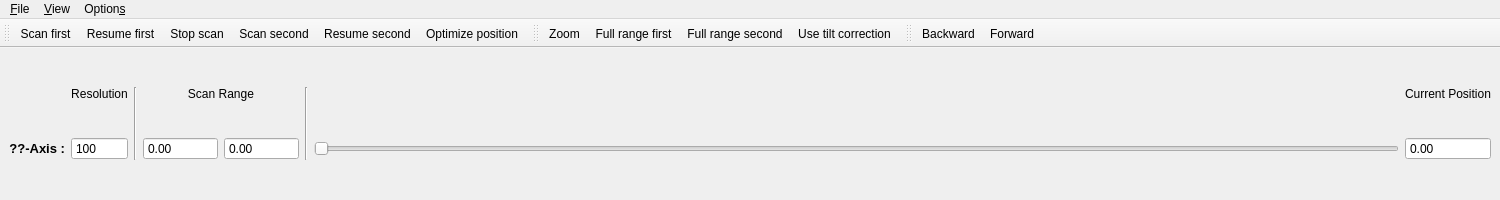
The window that gui/confocal/ui_confocalgui2.ui (Ulm-IQO/qudi) describes before a commit, drawn with Qt 5.
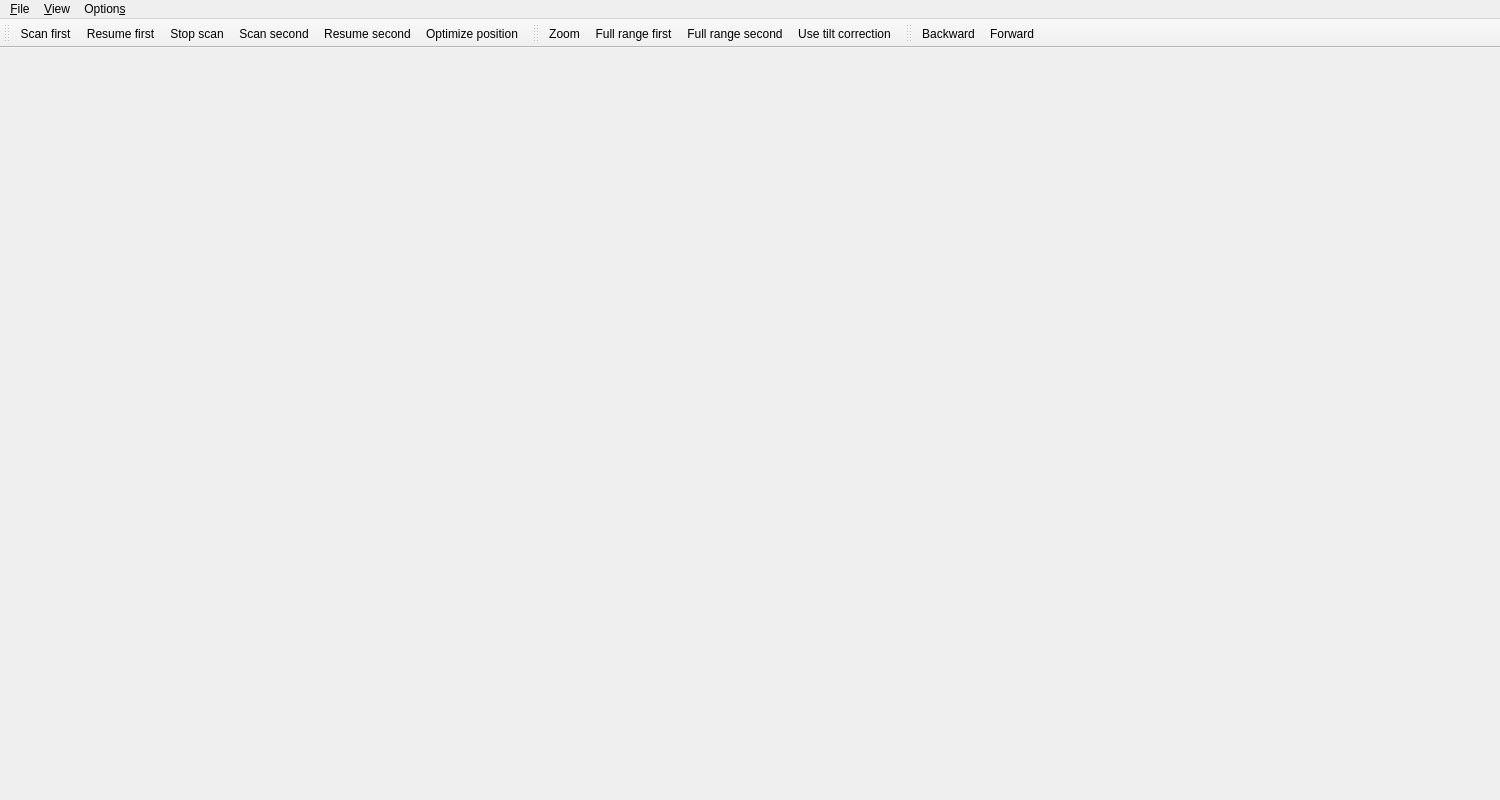
The same window after the commit. Icons and pictures are not drawn. Custom widgets are drawn as their Qt base class.

Commit message: Forgot to add new ui files. Also made the scanner control panel into a dockwidget. The central widget is now an empty widget with zero size,

```diff
--- a/gui/confocal/ui_confocalgui2.ui
+++ b/gui/confocal/ui_confocalgui2.ui
@@ -7,7 +7,7 @@
     <x>0</x>
     <y>0</y>
     <width>1500</width>
-    <height>200</height>
+    <height>800</height>
    </rect>
   </property>
   <property name="sizePolicy">
@@ -20,353 +20,12 @@
    <string>qudi: Confocal</string>
   </property>
   <widget class="QWidget" name="centralwidget">
-   <layout class="QGridLayout" name="gridLayout_3">
-    <item row="1" column="6">
-     <widget class="QSlider" name="axis_0_slider">
-      <property name="minimumSize">
-       <size>
-        <width>150</width>
-        <height>0</height>
-       </size>
-      </property>
-      <property name="singleStep">
-       <number>1</number>
-      </property>
-      <property name="orientation">
-       <enum>Qt::Horizontal</enum>
-      </property>
-     </widget>
-    </item>
-    <item row="1" column="3">
-     <widget class="ScienDSpinBox" name="axis_0_min_range_scienDSpinBox">
-      <property name="sizePolicy">
-       <sizepolicy hsizetype="Preferred" vsizetype="Fixed">
-        <horstretch>0</horstretch>
-        <verstretch>0</verstretch>
-       </sizepolicy>
-      </property>
-      <property name="minimumSize">
-       <size>
-        <width>75</width>
-        <height>0</height>
-       </size>
-      </property>
-      <property name="maximumSize">
-       <size>
-        <width>16777215</width>
-        <height>16777215</height>
-       </size>
-      </property>
-      <property name="mouseTracking">
-       <bool>true</bool>
-      </property>
-      <property name="focusPolicy">
-       <enum>Qt::WheelFocus</enum>
-      </property>
-      <property name="acceptDrops">
-       <bool>true</bool>
-      </property>
-      <property name="toolTip">
-       <string>&lt;html&gt;&lt;head/&gt;&lt;body&gt;&lt;p&gt;&lt;span style=&quot; font-size:10pt; font-weight:600;&quot;&gt;X_Min&lt;/span&gt;&lt;/p&gt;&lt;/body&gt;&lt;/html&gt;</string>
-      </property>
-      <property name="alignment">
-       <set>Qt::AlignLeading|Qt::AlignLeft|Qt::AlignVCenter</set>
-      </property>
-      <property name="buttonSymbols">
-       <enum>QAbstractSpinBox::NoButtons</enum>
-      </property>
-      <property name="accelerated">
-       <bool>true</bool>
-      </property>
-      <property name="decimals">
-       <number>2</number>
-      </property>
-      <property name="minimum">
-       <double>-200.000000000000000</double>
-      </property>
-      <property name="maximum">
-       <double>200.000000000000000</double>
-      </property>
-      <property name="singleStep">
-       <double>0.100000000000000</double>
-      </property>
-     </widget>
-    </item>
-    <item row="1" column="0">
-     <widget class="QLabel" name="axis_0_label">
-      <property name="sizePolicy">
-       <sizepolicy hsizetype="Preferred" vsizetype="Fixed">
-        <horstretch>0</horstretch>
-        <verstretch>0</verstretch>
-       </sizepolicy>
-      </property>
-      <property name="font">
-       <font>
-        <pointsize>10</pointsize>
-        <weight>75</weight>
-        <bold>true</bold>
-       </font>
-      </property>
-      <property name="layoutDirection">
-       <enum>Qt::LeftToRight</enum>
-      </property>
-      <property name="text">
-       <string>??-Axis :</string>
-      </property>
-      <property name="scaledContents">
-       <bool>false</bool>
-      </property>
-      <property name="alignment">
-       <set>Qt::AlignRight|Qt::AlignTrailing|Qt::AlignVCenter</set>
-      </property>
-     </widget>
-    </item>
-    <item row="1" column="1">
-     <widget class="QSpinBox" name="axis_0_resolution_spinBox">
-      <property name="sizePolicy">
-       <sizepolicy hsizetype="Preferred" vsizetype="Fixed">
-        <horstretch>0</horstretch>
-        <verstretch>0</verstretch>
-       </sizepolicy>
-      </property>
-      <property name="minimumSize">
-       <size>
-        <width>50</width>
-        <height>0</height>
-       </size>
-      </property>
-      <property name="maximumSize">
-       <size>
-        <width>16777215</width>
-        <height>16777215</height>
-       </size>
-      </property>
-      <property name="mouseTracking">
-       <bool>true</bool>
-      </property>
-      <property name="focusPolicy">
-       <enum>Qt::WheelFocus</enum>
-      </property>
-      <property name="acceptDrops">
-       <bool>true</bool>
-      </property>
-      <property name="toolTip">
-       <string>&lt;html&gt;&lt;head/&gt;&lt;body&gt;&lt;p&gt;&lt;span style=&quot; font-size:10pt; font-weight:600;&quot;&gt;XY-Resolution&lt;/span&gt;&lt;/p&gt;&lt;/body&gt;&lt;/html&gt;</string>
-      </property>
-      <property name="alignment">
-       <set>Qt::AlignLeading|Qt::AlignLeft|Qt::AlignVCenter</set>
-      </property>
-      <property name="buttonSymbols">
-       <enum>QAbstractSpinBox::NoButtons</enum>
-      </property>
-      <property name="accelerated">
-       <bool>true</bool>
-      </property>
-      <property name="minimum">
-       <number>2</number>
-      </property>
-      <property name="maximum">
-       <number>10000</number>
-      </property>
-      <property name="value">
-       <number>100</number>
-      </property>
-     </widget>
-    </item>
-    <item row="1" column="4">
-     <widget class="ScienDSpinBox" name="axis_0_max_range_scienDSpinBox">
-      <property name="sizePolicy">
-       <sizepolicy hsizetype="Preferred" vsizetype="Fixed">
-        <horstretch>0</horstretch>
-        <verstretch>0</verstretch>
-       </sizepolicy>
-      </property>
-      <property name="minimumSize">
-       <size>
-        <width>75</width>
-        <height>0</height>
-       </size>
-      </property>
-      <property name="maximumSize">
-       <size>
-        <width>16777215</width>
-        <height>16777215</height>
-       </size>
-      </property>
-      <property name="mouseTracking">
-       <bool>true</bool>
-      </property>
-      <property name="focusPolicy">
-       <enum>Qt::WheelFocus</enum>
-      </property>
-      <property name="acceptDrops">
-       <bool>true</bool>
-      </property>
-      <property name="toolTip">
-       <string>&lt;html&gt;&lt;head/&gt;&lt;body&gt;&lt;p&gt;&lt;span style=&quot; font-size:10pt; font-weight:600;&quot;&gt;X_Max&lt;/span&gt;&lt;/p&gt;&lt;/body&gt;&lt;/html&gt;</string>
-      </property>
-      <property name="alignment">
-       <set>Qt::AlignLeading|Qt::AlignLeft|Qt::AlignVCenter</set>
-      </property>
-      <property name="buttonSymbols">
-       <enum>QAbstractSpinBox::NoButtons</enum>
-      </property>
-      <property name="accelerated">
-       <bool>true</bool>
-      </property>
-      <property name="decimals">
-       <number>2</number>
-      </property>
-      <property name="minimum">
-       <double>-200.000000000000000</double>
-      </property>
-      <property name="maximum">
-       <double>200.000000000000000</double>
-      </property>
-     </widget>
-    </item>
-    <item row="1" column="7">
-     <widget class="ScienDSpinBox" name="axis_0_position_scienDSpinBox">
-      <property name="sizePolicy">
-       <sizepolicy hsizetype="Preferred" vsizetype="Fixed">
-        <horstretch>0</horstretch>
-        <verstretch>0</verstretch>
-       </sizepolicy>
-      </property>
-      <property name="minimumSize">
-       <size>
-        <width>75</width>
-        <height>0</height>
-       </size>
-      </property>
-      <property name="maximumSize">
-       <size>
-        <width>16777215</width>
-        <height>16777215</height>
-       </size>
-      </property>
-      <property name="mouseTracking">
-       <bool>true</bool>
-      </property>
-      <property name="focusPolicy">
-       <enum>Qt::WheelFocus</enum>
-      </property>
-      <property name="acceptDrops">
-       <bool>true</bool>
-      </property>
-      <property name="toolTip">
-       <string>&lt;html&gt;&lt;head/&gt;&lt;body&gt;&lt;p&gt;&lt;span style=&quot; font-size:10pt; font-weight:600;&quot;&gt;X-position&lt;/span&gt;&lt;/p&gt;&lt;/body&gt;&lt;/html&gt;</string>
-      </property>
-      <property name="alignment">
-       <set>Qt::AlignLeading|Qt::AlignLeft|Qt::AlignVCenter</set>
-      </property>
-      <property name="buttonSymbols">
-       <enum>QAbstractSpinBox::NoButtons</enum>
-      </property>
-      <property name="accelerated">
-       <bool>true</bool>
-      </property>
-      <property name="decimals">
-       <number>2</number>
-      </property>
-      <property name="minimum">
-       <double>-1000.000000000000000</double>
-      </property>
-      <property name="maximum">
-       <double>1000.000000000000000</double>
-      </property>
-      <property name="singleStep">
-       <double>0.010000000000000</double>
-      </property>
-     </widget>
-    </item>
-    <item row="0" column="7">
-     <widget class="QLabel" name="position_label">
-      <property name="sizePolicy">
-       <sizepolicy hsizetype="Preferred" vsizetype="Fixed">
-        <horstretch>0</horstretch>
-        <verstretch>0</verstretch>
-       </sizepolicy>
-      </property>
-      <property name="text">
-       <string>Current Position</string>
-      </property>
-      <property name="alignment">
-       <set>Qt::AlignCenter</set>
-      </property>
-     </widget>
-    </item>
-    <item row="0" column="3" colspan="2">
-     <widget class="QLabel" name="scanrange_label">
-      <property name="sizePolicy">
-       <sizepolicy hsizetype="Preferred" vsizetype="Fixed">
-        <horstretch>0</horstretch>
-        <verstretch>0</verstretch>
-       </sizepolicy>
-      </property>
-      <property name="text">
-       <string>Scan Range</string>
-      </property>
-      <property name="alignment">
-       <set>Qt::AlignCenter</set>
-      </property>
-     </widget>
-    </item>
-    <item row="0" column="1">
-     <widget class="QLabel" name="resolution_label">
-      <property name="sizePolicy">
-       <sizepolicy hsizetype="Preferred" vsizetype="Fixed">
-        <horstretch>0</horstretch>
-        <verstretch>0</verstretch>
-       </sizepolicy>
-      </property>
-      <property name="minimumSize">
-       <size>
-        <width>50</width>
-        <height>0</height>
-       </size>
-      </property>
-      <property name="maximumSize">
-       <size>
-        <width>16777215</width>
-        <height>16777215</height>
-       </size>
-      </property>
-      <property name="text">
-       <string>Resolution</string>
-      </property>
-      <property name="alignment">
-       <set>Qt::AlignCenter</set>
-      </property>
-     </widget>
-    </item>
-    <item row="0" column="2" rowspan="2">
-     <widget class="Line" name="line">
-      <property name="sizePolicy">
-       <sizepolicy hsizetype="Fixed" vsizetype="Preferred">
-        <horstretch>0</horstretch>
-        <verstretch>0</verstretch>
-       </sizepolicy>
-      </property>
-      <property name="orientation">
-       <enum>Qt::Vertical</enum>
-      </property>
-     </widget>
-    </item>
-    <item row="0" column="5" rowspan="2">
-     <widget class="Line" name="line_2">
-      <property name="sizePolicy">
-       <sizepolicy hsizetype="Fixed" vsizetype="Preferred">
-        <horstretch>0</horstretch>
-        <verstretch>0</verstretch>
-       </sizepolicy>
-      </property>
-      <property name="orientation">
-       <enum>Qt::Vertical</enum>
-      </property>
-     </widget>
-    </item>
-   </layout>
+   <property name="maximumSize">
+    <size>
+     <width>0</width>
+     <height>0</height>
+    </size>
+   </property>
   </widget>
   <widget class="QMenuBar" name="menubar">
    <property name="geometry">
@@ -906,20 +565,6 @@
    </property>
   </action>
  </widget>
- <customwidgets>
-  <customwidget>
-   <class>ScienDSpinBox</class>
-   <extends>QDoubleSpinBox</extends>
-   <header>qtwidgets.scientific_spinbox.h</header>
-  </customwidget>
- </customwidgets>
- <tabstops>
-  <tabstop>axis_0_resolution_spinBox</tabstop>
-  <tabstop>axis_0_min_range_scienDSpinBox</tabstop>
-  <tabstop>axis_0_max_range_scienDSpinBox</tabstop>
-  <tabstop>axis_0_slider</tabstop>
-  <tabstop>axis_0_position_scienDSpinBox</tabstop>
- </tabstops>
  <resources/>
  <connections>
   <connection>
```
The commit also changes 6 other files.
